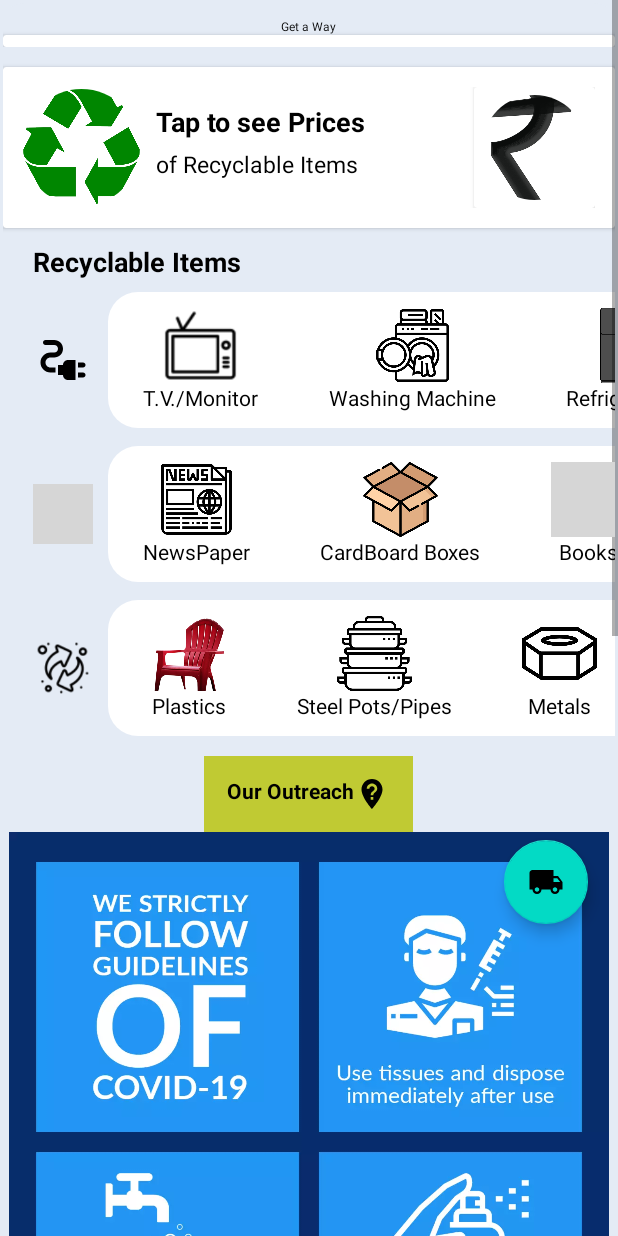
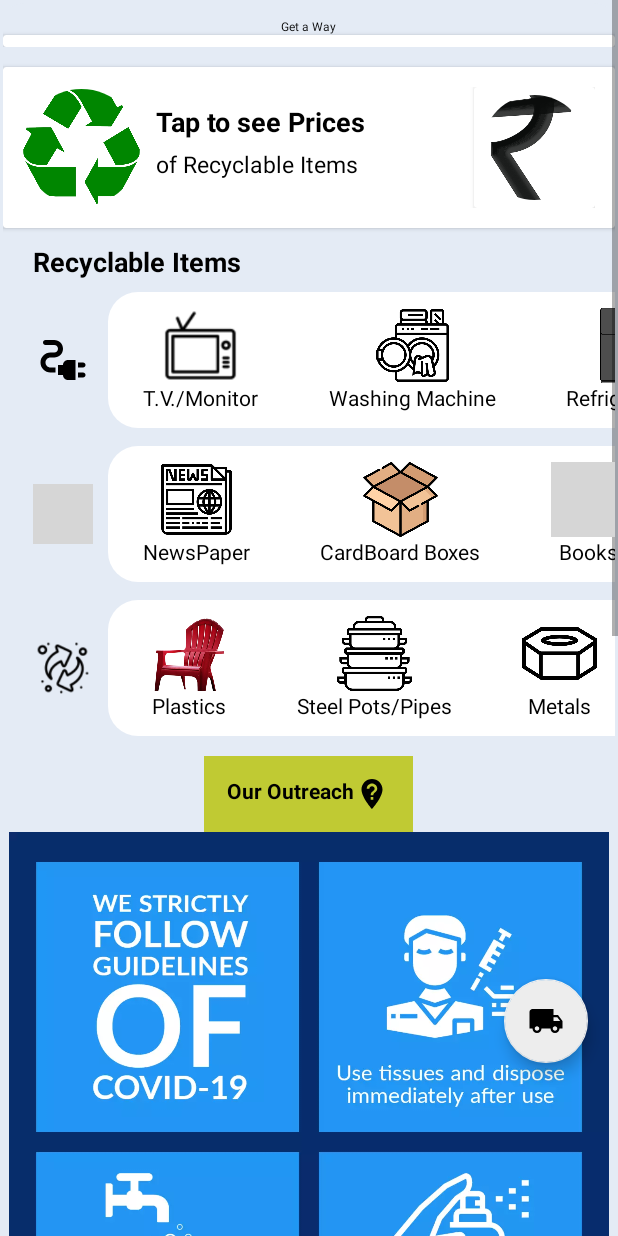
Before and after one commit to Karangupta0786/OK-Recycling-and-services, an Android app: the layout fragment_dashboard.xml on its own in the app's theme, with its tools: preview values and no code run, on a phone screen of 412 x 824 dp. Run offline under Robolectric (Android 15) with nearby library versions, the phone set to English and light mode, and no system bars; plain views replace ImageSlider, NeumorphCardView, RoundedImageView; Roboto replaces fonts that are not available here; grey boxes are pictures that could not be loaded.

Commit message:
DashboardFragment Improved

```diff
--- a/app/src/main/java/com/okjunkstore/beta/dashboard/myImpact/ProfileFragment.java
+++ b/app/src/main/java/com/okjunkstore/beta/dashboard/myImpact/ProfileFragment.java
@@ -25,7 +25,7 @@
 import com.google.firebase.database.FirebaseDatabase;
 import com.google.firebase.database.ValueEventListener;
 import com.okjunkstore.beta.R;
-import com.okjunkstore.beta.UserDashboard;
+import com.okjunkstore.beta.OrderActivity;
 import com.okjunkstore.beta.UserProfile;
 import com.google.android.material.button.MaterialButton;
 
@@ -132,7 +132,7 @@
             @Override
             public void onClick(View view) {
                 dialog.dismiss();
-                startActivity(new Intent(getContext(), UserDashboard.class));
+                startActivity(new Intent(getContext(), OrderActivity.class));
             }
         });
         dialog.show();
--- a/app/src/main/java/com/okjunkstore/beta/dashboard/sell/SellFragment.java
+++ b/app/src/main/java/com/okjunkstore/beta/dashboard/sell/SellFragment.java
@@ -29,7 +29,7 @@
 import com.google.firebase.database.FirebaseDatabase;
 import com.google.firebase.database.ValueEventListener;
 import com.okjunkstore.beta.R;
-import com.okjunkstore.beta.UserDashboard;
+import com.okjunkstore.beta.OrderActivity;
 import com.google.android.material.floatingactionbutton.FloatingActionButton;
 
 import soup.neumorphism.NeumorphCardView;
@@ -75,7 +75,7 @@
         sellActivity = v.findViewById(R.id.post);
         sellActivity.setOnClickListener(view1 -> {
 //            Toast.makeText(getContext(), "Please Do not apply Dark Theme", Toast.LENGTH_LONG).show();
-            Intent intent =new Intent(getActivity() , UserDashboard.class);
+            Intent intent =new Intent(getActivity() , OrderActivity.class);
             Pair[] pairs = new Pair[1];
             pairs[0] = new Pair<View, String>(sellActivity, "transition_sell");
             ActivityOptions options = ActivityOptions.makeSceneTransitionAnimation((Activity) getContext(), pairs);
@@ -169,7 +169,7 @@
         cardSell = v.findViewById(R.id.card_sell_now);
         cardSell.setOnClickListener(view1 -> {
 //            Toast.makeText(getContext(), "Please Do not apply Dark Theme", Toast.LENGTH_LONG).show();
-            Intent intent =new Intent(getActivity() , UserDashboard.class);
+            Intent intent =new Intent(getActivity() , OrderActivity.class);
             Pair[] pairs = new Pair[1];
             pairs[0] = new Pair<View, String>(cardSell, "transition_sell");
             ActivityOptions options = ActivityOptions.makeSceneTransitionAnimation((Activity) getContext(), pairs);
--- a/app/src/main/java/com/okjunkstore/beta/messaging/FirebaseService.java
+++ b/app/src/main/java/com/okjunkstore/beta/messaging/FirebaseService.java
@@ -16,7 +16,7 @@
 import com.okjunkstore.beta.R;
 import com.google.firebase.messaging.FirebaseMessagingService;
 import com.google.firebase.messaging.RemoteMessage;
-import com.okjunkstore.beta.UserDashboard;
+import com.okjunkstore.beta.OrderActivity;
 
 import java.util.Random;
 
@@ -27,7 +27,7 @@
     @Override
     public void onMessageReceived(@NonNull RemoteMessage remoteMessage) {
         super.onMessageReceived(remoteMessage);
-        Intent intent = new Intent(this, UserDashboard.class);
+        Intent intent = new Intent(this, OrderActivity.class);
         NotificationManager manager = (NotificationManager) getSystemService(Context.NOTIFICATION_SERVICE);
         int notificationId = new Random().nextInt();
 
--- a/app/src/main/res/layout/fragment_dashboard.xml
+++ b/app/src/main/res/layout/fragment_dashboard.xml
@@ -1,5 +1,5 @@
 <?xml version="1.0" encoding="utf-8"?>
-<androidx.coordinatorlayout.widget.CoordinatorLayout xmlns:android="http://schemas.android.com/apk/res/android"
+<androidx.constraintlayout.widget.ConstraintLayout xmlns:android="http://schemas.android.com/apk/res/android"
     xmlns:app="http://schemas.android.com/apk/res-auto"
     xmlns:tools="http://schemas.android.com/tools"
     android:layout_width="match_parent"
@@ -860,15 +860,17 @@
         android:layout_width="wrap_content"
         android:layout_height="wrap_content"
         app:layout_behavior="com.google.android.material.behavior.HideBottomViewOnScrollBehavior"
-        android:layout_gravity="end"
         android:layout_marginEnd="20dp"
         app:fabSize="normal"
         android:elevation="5dp"
-        android:layout_marginTop="560dp"
         android:src="@drawable/ic_sell"
-        android:background="#94FB2D"
-        android:tint="@color/black"
+        app:backgroundTint="@color/lightWhite"
+        android:tint="@color/white"
         android:transitionName="transition_sell"
-        android:contentDescription="TODO" />
+        android:contentDescription="TODO"
+        app:layout_constraintVertical_bias="0.85"
+        app:layout_constraintTop_toTopOf="parent"
+        app:layout_constraintBottom_toBottomOf="parent"
+        app:layout_constraintEnd_toEndOf="parent"/>
 
-</androidx.coordinatorlayout.widget.CoordinatorLayout>
+</androidx.constraintlayout.widget.ConstraintLayout>
```
Also changed, not shown: app/src/main/java/com/okjunkstore/beta/dashboard/DashboardActivity.java (+23 -18 lines), app/src/main/java/com/okjunkstore/beta/dashboard/home/DashboardFragment.java (+2 -19 lines).
